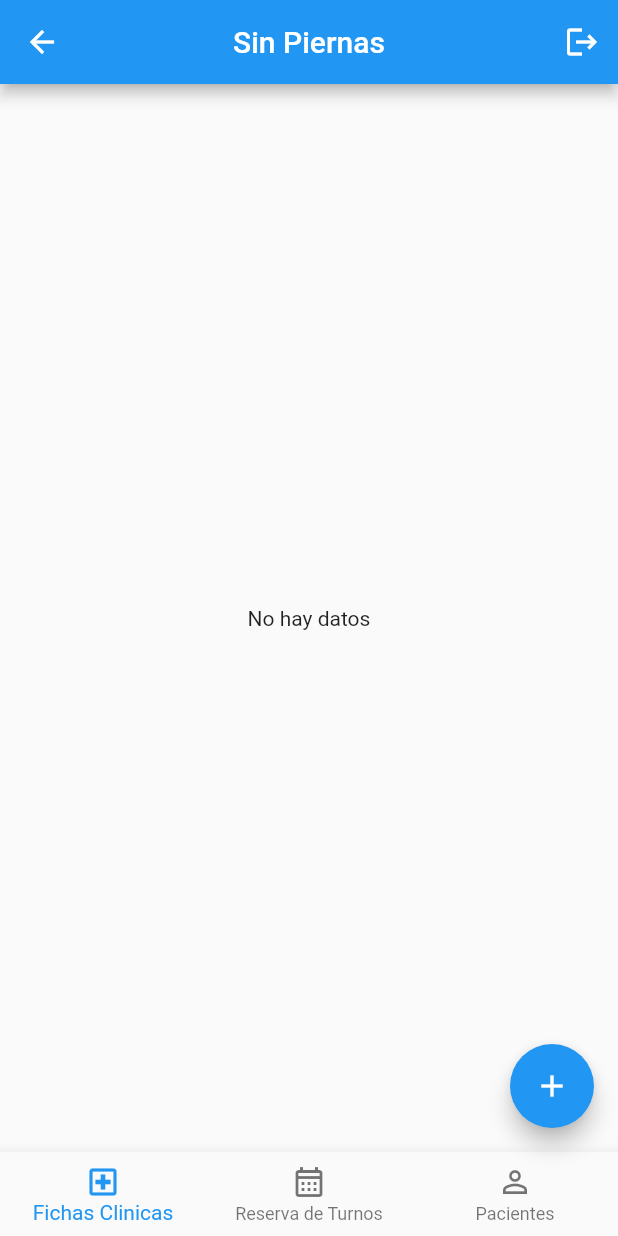
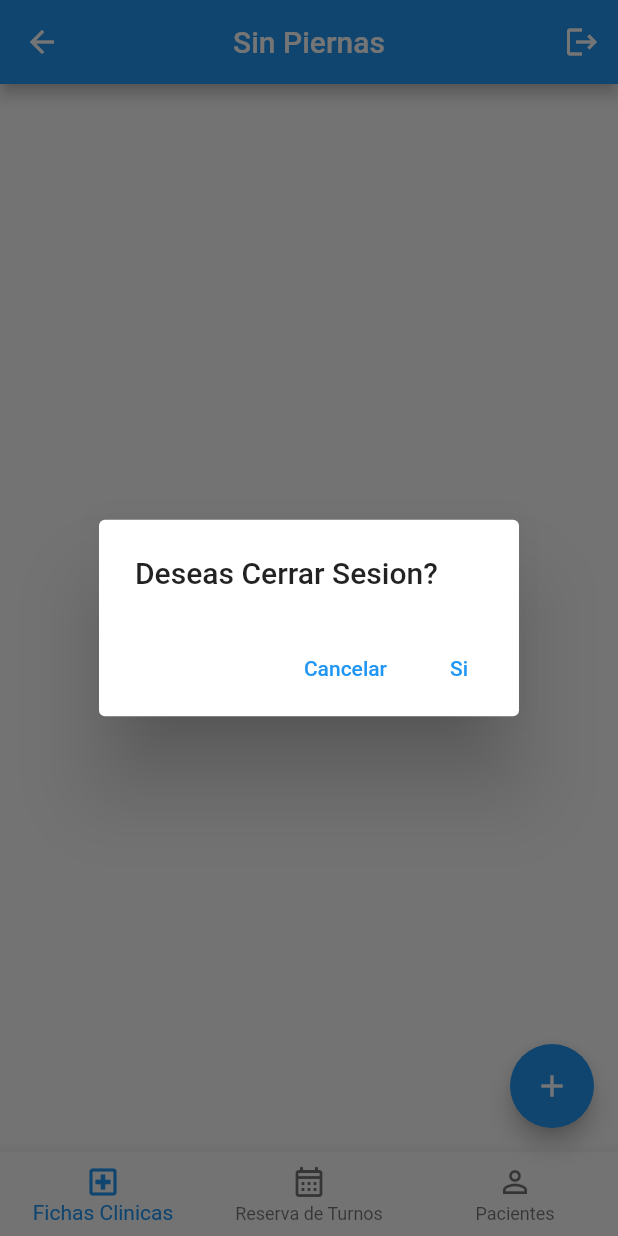
Before and after one commit to ramirezsebas/tp_front_end_segundo_parcial, a Flutter app: the HomeScreen screen opened directly, after a tap on the "logout" icon, on a phone screen of 412 x 824 dp. Run offline on Flutter 3.47's test engine with Material 2 defaults, Android fonts, the phone set to English and light mode, and no system bars; our stand-ins replace dio, equatable, get_storage; accounts and stored records are empty; network calls fail.

Commit message:
Agregamos el dialogo para cerrar sesion

```diff
--- a/lib/screens/home_screen.dart
+++ b/lib/screens/home_screen.dart
@@ -2,6 +2,7 @@ import 'package:flutter/material.dart';
 import 'package:tp_front_end_segundo_parcial/screens/ficha_clinica_screen.dart';
 import 'package:tp_front_end_segundo_parcial/screens/reserva_turnos_screen.dart';
 
+import '../services/auth_service.dart';
 import 'pacientes_screen.dart';
 
 class HomeScreen extends StatefulWidget {
@@ -18,6 +19,31 @@ class _HomeScreenState extends State<HomeScreen> {
     const PacientesScreen(),
   ];
   int currentPage = 0;
+  Future<bool?> _showMyDialog() async {
+    return showDialog<bool>(
+      context: context,
+      barrierDismissible: false,
+      builder: (BuildContext context) {
+        return AlertDialog(
+          title: const Text('Deseas Cerrar Sesion?'),
+          actions: <Widget>[
+            TextButton(
+              child: const Text('Cancelar'),
+              onPressed: () {
+                Navigator.of(context).pop(false);
+              },
+            ),
+            TextButton(
+              child: const Text('Si'),
+              onPressed: () {
+                Navigator.of(context).pop(true);
+              },
+            ),
+          ],
+        );
+      },
+    );
+  }
 
   @override
   Widget build(BuildContext context) {
@@ -28,20 +54,18 @@ class _HomeScreenState extends State<HomeScreen> {
         actions: [
           IconButton(
             onPressed: () {
-              // OPen dialog asking for confirmation
-              // If confirmed, navigate to login screen
-              //   _showMyDialog().then((value) async {
-              //     if (value != null && value) {
-              //       AuthService authService = AuthService();
-              //       await authService.logout();
+              _showMyDialog().then((value) async {
+                if (value != null && value) {
+                  AuthService authService = AuthService();
+                  await authService.logout();
 
-              //       if (!mounted) {
-              //         return;
-              //       }
+                  if (!mounted) {
+                    return;
+                  }
 
-              //       Navigator.of(context).pushReplacementNamed('/login');
-              //     }
-              //   });
+                  Navigator.of(context).pushReplacementNamed('/login');
+                }
+              });
             },
             icon: const Icon(Icons.logout),
           ),
```
